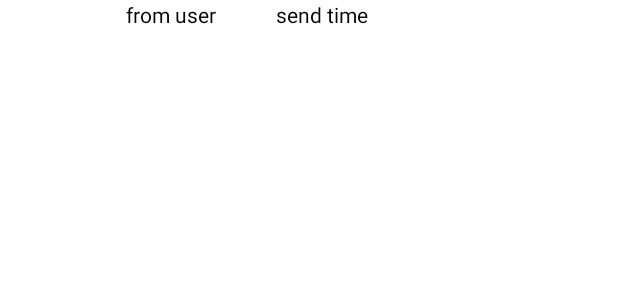
After one commit to YeYaoyy/MusicForumApp, an Android app: the layout item_received_history.xml on its own in the app's theme, with its tools: preview values and no code run, on a phone screen of 412 x 824 dp. The commit adds this screen. Shown: the top 300 px of the screen. Run offline under Robolectric (Android 15) with nearby library versions, the phone set to English and light mode, and no system bars.

Commit message:
fix recyclerview

```diff
--- a/app/src/main/java/edu/northeastern/numad22fa_team23/MessageAdapter.java
+++ b/app/src/main/java/edu/northeastern/numad22fa_team23/MessageAdapter.java
@@ -6,6 +6,7 @@ import android.view.ViewGroup;
 import androidx.annotation.NonNull;
 import androidx.recyclerview.widget.RecyclerView;
 
+import java.util.HashMap;
 import java.util.List;
 
 public class MessageAdapter extends RecyclerView.Adapter<MessageViewHolder>{
@@ -19,11 +20,14 @@ public class MessageAdapter extends RecyclerView.Adapter<MessageViewHolder>{
     @Override
     public MessageViewHolder onCreateViewHolder(@NonNull ViewGroup parent, int viewType) {
         return new MessageViewHolder(LayoutInflater.from(parent.getContext())
-                .inflate(R.layout.activity_recieved_history, parent, false));
+                .inflate(R.layout.item_received_history, parent, false));
     }
 
     @Override
     public void onBindViewHolder(@NonNull MessageViewHolder holder, int position) {
+        //HashMap<String, String> m = messages.get(position);
+        System.out.println(messages);
+        System.out.println(messages.get(0));
         holder.bindThisData(messages.get(position));
     }
 
--- a/app/src/main/java/edu/northeastern/numad22fa_team23/RecievedHistoryActivity.java
+++ b/app/src/main/java/edu/northeastern/numad22fa_team23/RecievedHistoryActivity.java
@@ -24,7 +24,7 @@ public class RecievedHistoryActivity extends AppCompatActivity {
         super.onCreate(savedInstanceState);
         setContentView(R.layout.activity_recieved_history);
         messages = (List<Message>) getIntent().getExtras().get("history");
-        RecyclerView receivedHistory = findViewById(R.id.receivedHistory);
+        RecyclerView receivedHistory = findViewById(R.id.history);
         receivedHistory.setLayoutManager(new LinearLayoutManager(this));
         receivedHistory.setAdapter(new MessageAdapter(messages));
     }
--- a/app/src/main/res/layout/activity_recieved_history.xml
+++ b/app/src/main/res/layout/activity_recieved_history.xml
@@ -14,7 +14,7 @@
         android:layout_marginEnd="16dp"
         android:text="Stickers"
         android:minWidth="50dp"
-        app:layout_constraintBottom_toTopOf="@id/receivedHistory"
+        app:layout_constraintBottom_toTopOf="@id/history"
         app:layout_constraintTop_toTopOf="parent"
         app:layout_constraintEnd_toStartOf="@id/fromUser"
         app:layout_constraintStart_toStartOf="parent"
@@ -30,7 +30,7 @@
         android:layout_marginEnd="16dp"
         android:text="From User"
         android:minWidth="100dp"
-        app:layout_constraintBottom_toTopOf="@id/receivedHistory"
+        app:layout_constraintBottom_toTopOf="@id/history"
         app:layout_constraintStart_toEndOf="@id/receivedStickers"
         app:layout_constraintTop_toTopOf="parent" />
 
@@ -43,12 +43,12 @@
         android:layout_marginStart="16dp"
         android:layout_marginEnd="16dp"
         android:text="Sent Time"
-        app:layout_constraintBottom_toTopOf="@id/receivedHistory"
+        app:layout_constraintBottom_toTopOf="@id/history"
         app:layout_constraintTop_toTopOf="parent"
         app:layout_constraintStart_toEndOf="@id/fromUser" />
 
     <androidx.recyclerview.widget.RecyclerView
-        android:id="@+id/receivedHistory"
+        android:id="@+id/history"
         android:layout_width="match_parent"
         android:layout_height="0dp"
         app:layout_behavior="@string/appbar_scrolling_view_behavior"
--- /dev/null
+++ b/app/src/main/res/layout/item_received_history.xml
@@ -0,0 +1,41 @@
+<?xml version="1.0" encoding="utf-8"?>
+<RelativeLayout xmlns:android="http://schemas.android.com/apk/res/android"
+    android:id="@+id/relativeLayout"
+    android:layout_width="match_parent"
+    android:layout_height="wrap_content">
+
+    <ImageView
+        android:id="@+id/receivedHistory"
+        android:layout_width="wrap_content"
+        android:layout_height="wrap_content"
+        android:layout_alignParentStart="true"
+        android:layout_marginStart="20dp"
+        android:layout_marginEnd="20dp"
+        android:layout_marginBottom="20dp"
+        android:contentDescription="Stickers"
+        android:gravity="center_vertical"
+        android:src="@android:drawable/stat_sys_warning" />
+
+    <TextView
+        android:id="@+id/fromUser"
+        android:layout_width="wrap_content"
+        android:layout_height="wrap_content"
+        android:layout_marginStart="20dp"
+        android:layout_marginEnd="20dp"
+        android:layout_toEndOf="@id/receivedHistory"
+        android:gravity="center_vertical"
+        android:minWidth="20dp"
+        android:text="from user"
+        android:textColor="@color/black" />
+
+    <TextView
+        android:id="@+id/sendTime"
+        android:layout_width="wrap_content"
+        android:layout_height="wrap_content"
+        android:layout_marginStart="20dp"
+        android:layout_marginEnd="20dp"
+        android:layout_toEndOf="@id/fromUser"
+        android:gravity="center_vertical"
+        android:text="send time"
+        android:textColor="@color/black" />
+</RelativeLayout>
```
Also changed, not shown: app/src/main/java/edu/northeastern/numad22fa_team23/MessageViewHolder.java (+10 -0 lines).
